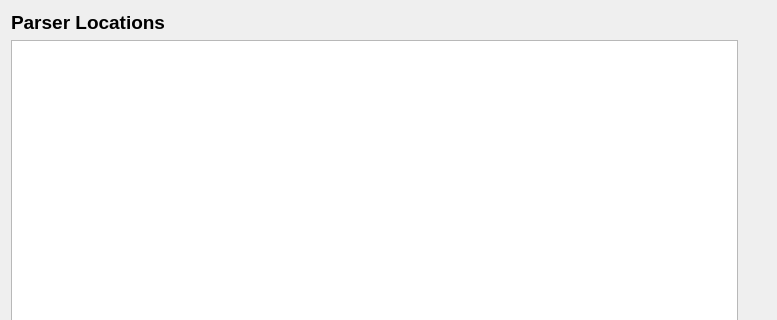
Qt form metaforge/widgets/UI_Files/metaforge_preferences.ui (BlueQuartzSoftware/MetaForge) before a commit; both pictures show x 0 to 777 and y 0 to 320 of the 777 by 528 pixel window.
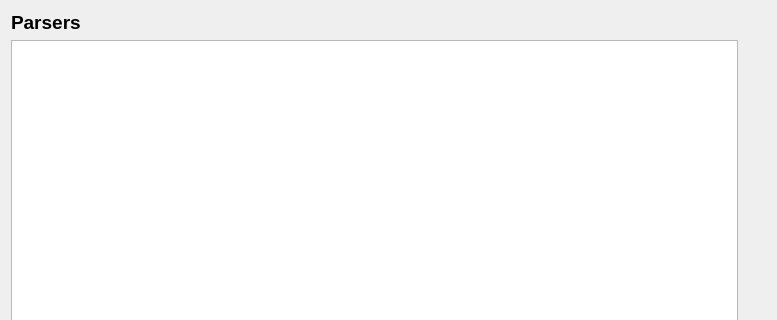
The same form after that commit. Icons and pictures are not drawn.

Commit message: Update parser table to list parsers instead of directories. Parser table now displays more information about each parser. Parsers that cannot be loaded display an error message in the table. MetaForge now reloads parsers whose underlying file is updated on the file system.

```diff
--- a/metaforge/widgets/UI_Files/metaforge_preferences.ui
+++ b/metaforge/widgets/UI_Files/metaforge_preferences.ui
@@ -38,7 +38,7 @@
         </font>
        </property>
        <property name="text">
-        <string>Parser Locations</string>
+        <string>Parsers</string>
        </property>
       </widget>
      </item>
```
The commit also changes 50 other files.
